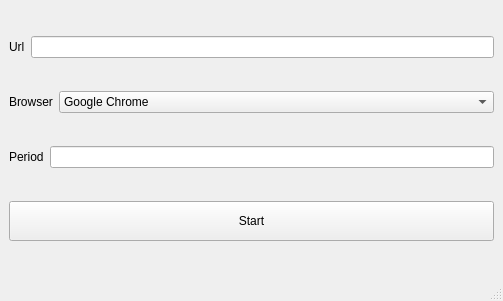
EmadDeve20/auto_refresh, file autorefresher.ui: the form before one commit.
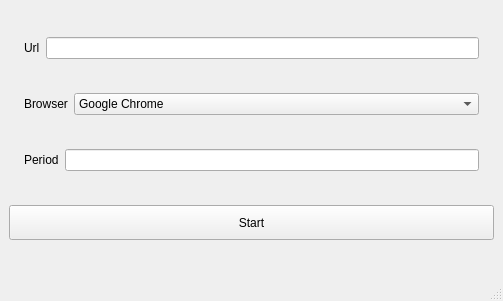
The form after the commit.

What changed in the file:
```diff
--- a/autorefresher.ui
+++ b/autorefresher.ui
@@ -17,6 +17,12 @@
    <layout class="QVBoxLayout" name="verticalLayout_4">
     <item>
      <layout class="QHBoxLayout" name="horizontalLayout">
+      <property name="leftMargin">
+       <number>15</number>
+      </property>
+      <property name="rightMargin">
+       <number>15</number>
+      </property>
       <item>
        <widget class="QLabel" name="label">
         <property name="sizePolicy">
@@ -37,6 +43,12 @@
     </item>
     <item>
      <layout class="QHBoxLayout" name="horizontalLayout_2">
+      <property name="leftMargin">
+       <number>15</number>
+      </property>
+      <property name="rightMargin">
+       <number>15</number>
+      </property>
       <item>
        <widget class="QLabel" name="label_2">
         <property name="sizePolicy">
@@ -73,6 +85,12 @@
     </item>
     <item>
      <layout class="QHBoxLayout" name="horizontalLayout_3">
+      <property name="leftMargin">
+       <number>15</number>
+      </property>
+      <property name="rightMargin">
+       <number>15</number>
+      </property>
       <item>
        <widget class="QLabel" name="label_3">
         <property name="sizePolicy">
@@ -96,7 +114,7 @@
       <property name="minimumSize">
        <size>
         <width>0</width>
-        <height>40</height>
+        <height>35</height>
        </size>
       </property>
       <property name="text">
```
